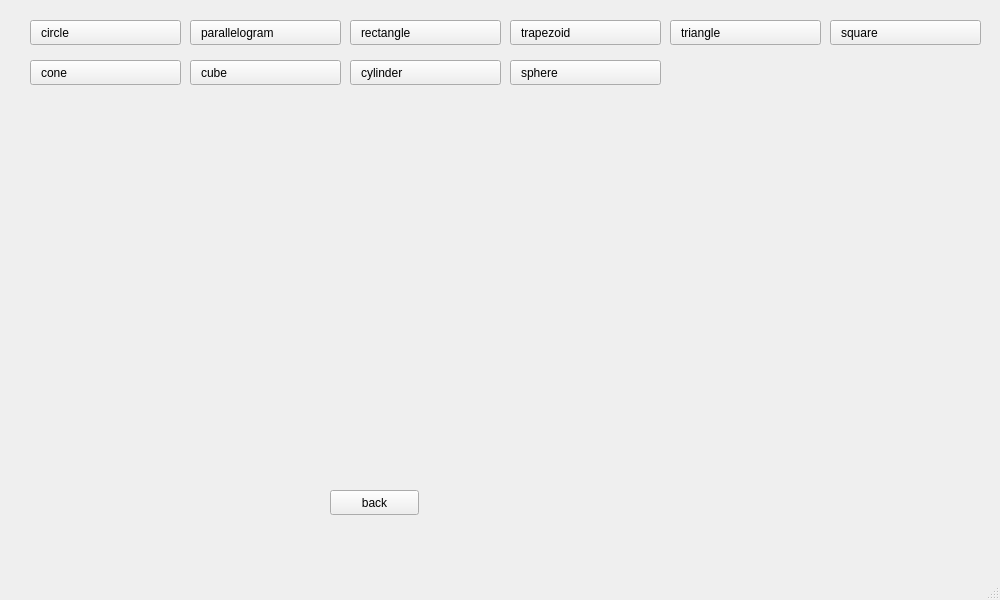
Jelena-Zivovic/RS014-geek-calculator, file src/geek-calculator/mainwindow.ui: the form before one commit.
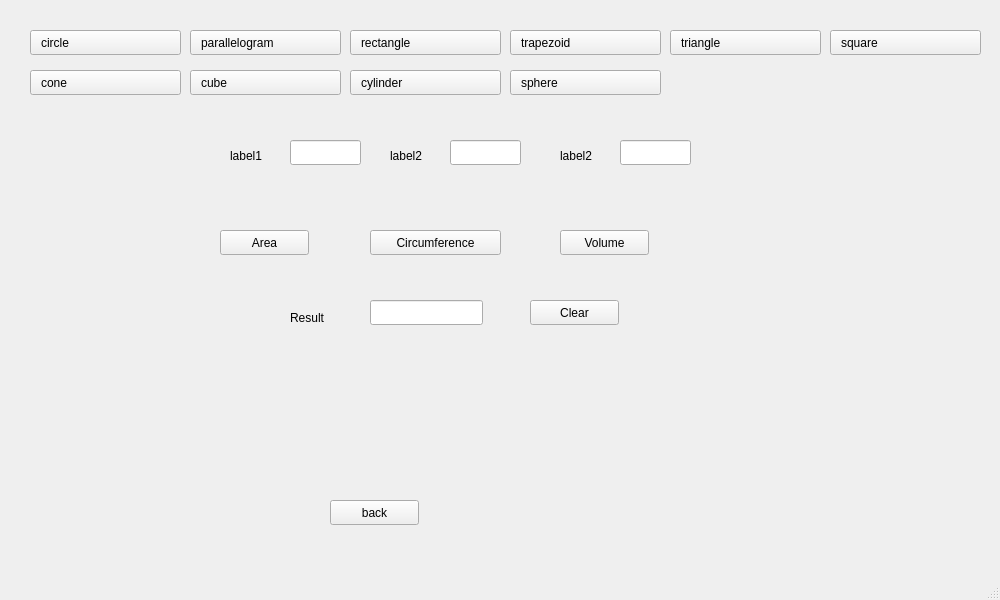
The form after the commit. Custom widgets are drawn as their Qt base class.

Commit message: implemented circle, parallelogram, rectangle and trapezoid functions for area and circumreferences

```diff
--- a/src/geek-calculator/mainwindow.ui
+++ b/src/geek-calculator/mainwindow.ui
@@ -18,7 +18,7 @@
     <property name="geometry">
      <rect>
       <x>10</x>
-      <y>-10</y>
+      <y>0</y>
       <width>991</width>
       <height>551</height>
      </rect>
@@ -1881,16 +1881,149 @@
        <string>sphere</string>
       </property>
      </widget>
-     <widget class="QWidget" name="verticalLayoutWidget">
+     <widget class="QLineEdit" name="enter1LineEdit">
       <property name="geometry">
        <rect>
-        <x>170</x>
-        <y>120</y>
-        <width>651</width>
-        <height>221</height>
+        <x>280</x>
+        <y>140</y>
+        <width>71</width>
+        <height>25</height>
        </rect>
       </property>
-      <layout class="QVBoxLayout" name="verticalGeometryLayout"/>
+     </widget>
+     <widget class="QLabel" name="enterLabel1">
+      <property name="geometry">
+       <rect>
+        <x>220</x>
+        <y>140</y>
+        <width>41</width>
+        <height>31</height>
+       </rect>
+      </property>
+      <property name="text">
+       <string>label1</string>
+      </property>
+     </widget>
+     <widget class="QLabel" name="enterLabel2">
+      <property name="geometry">
+       <rect>
+        <x>380</x>
+        <y>140</y>
+        <width>41</width>
+        <height>31</height>
+       </rect>
+      </property>
+      <property name="text">
+       <string>label2</string>
+      </property>
+     </widget>
+     <widget class="QLineEdit" name="enter2LineEdit">
+      <property name="geometry">
+       <rect>
+        <x>440</x>
+        <y>140</y>
+        <width>71</width>
+        <height>25</height>
+       </rect>
+      </property>
+     </widget>
+     <widget class="QPushButton" name="AreaButton">
+      <property name="geometry">
+       <rect>
+        <x>210</x>
+        <y>230</y>
+        <width>89</width>
+        <height>25</height>
+       </rect>
+      </property>
+      <property name="text">
+       <string>Area</string>
+      </property>
+     </widget>
+     <widget class="QPushButton" name="circumferenceButton">
+      <property name="geometry">
+       <rect>
+        <x>360</x>
+        <y>230</y>
+        <width>131</width>
+        <height>25</height>
+       </rect>
+      </property>
+      <property name="text">
+       <string>Circumference</string>
+      </property>
+     </widget>
+     <widget class="QPushButton" name="volumeButton">
+      <property name="geometry">
+       <rect>
+        <x>550</x>
+        <y>230</y>
+        <width>89</width>
+        <height>25</height>
+       </rect>
+      </property>
+      <property name="text">
+       <string>Volume</string>
+      </property>
+     </widget>
+     <widget class="QLabel" name="resultGeomtryLabel">
+      <property name="geometry">
+       <rect>
+        <x>280</x>
+        <y>310</y>
+        <width>67</width>
+        <height>16</height>
+       </rect>
+      </property>
+      <property name="text">
+       <string>Result</string>
+      </property>
+     </widget>
+     <widget class="QLineEdit" name="resultGeometryLineEdit">
+      <property name="geometry">
+       <rect>
+        <x>360</x>
+        <y>300</y>
+        <width>113</width>
+        <height>25</height>
+       </rect>
+      </property>
+     </widget>
+     <widget class="QPushButton" name="clearGeomtryButton">
+      <property name="geometry">
+       <rect>
+        <x>520</x>
+        <y>300</y>
+        <width>89</width>
+        <height>25</height>
+       </rect>
+      </property>
+      <property name="text">
+       <string>Clear</string>
+      </property>
+     </widget>
+     <widget class="QLabel" name="enterLabel3">
+      <property name="geometry">
+       <rect>
+        <x>550</x>
+        <y>140</y>
+        <width>41</width>
+        <height>31</height>
+       </rect>
+      </property>
+      <property name="text">
+       <string>label2</string>
+      </property>
+     </widget>
+     <widget class="QLineEdit" name="enter3LineEdit">
+      <property name="geometry">
+       <rect>
+        <x>610</x>
+        <y>140</y>
+        <width>71</width>
+        <height>25</height>
+       </rect>
+      </property>
      </widget>
     </widget>
    </widget>
```
The commit also changes 4 other files.
